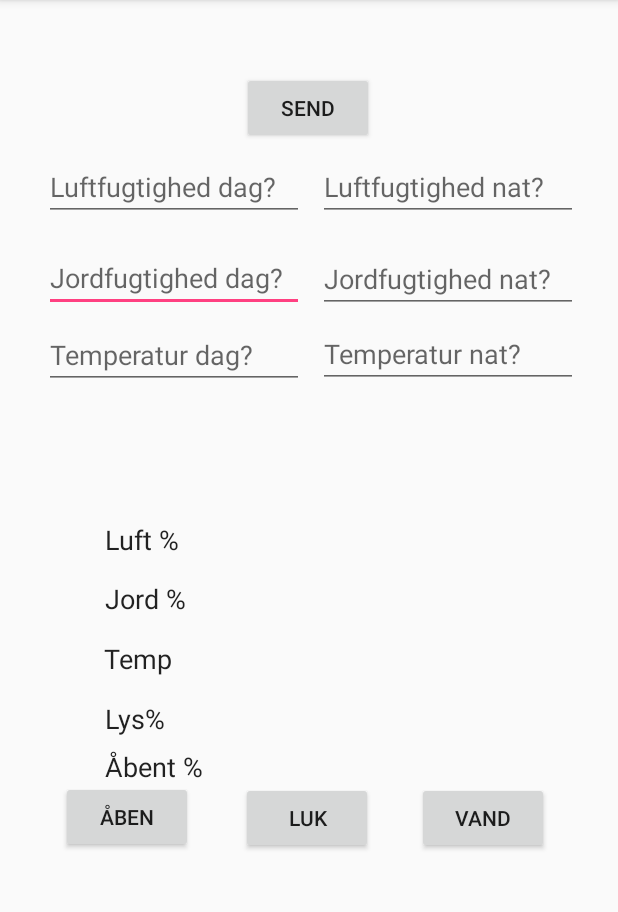
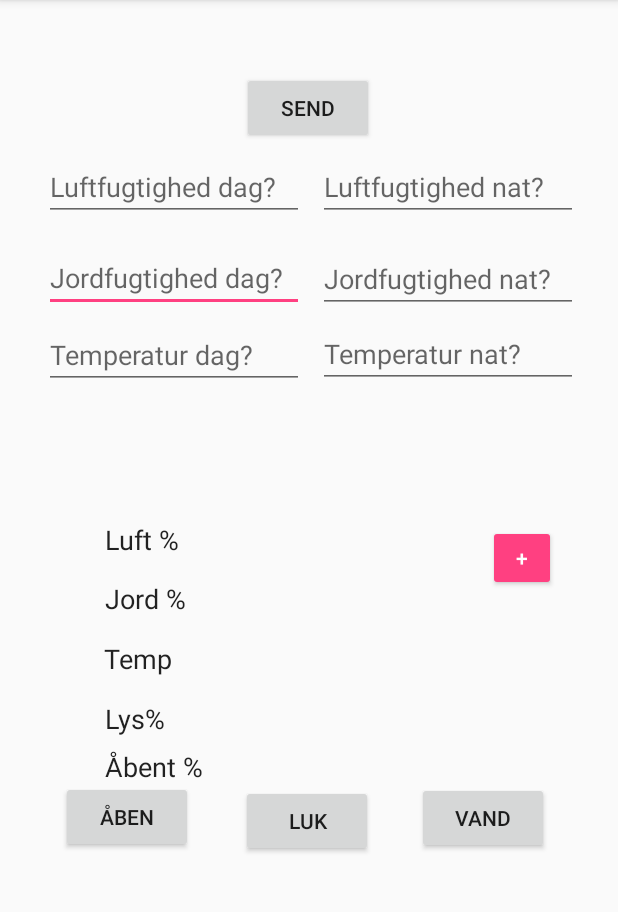
Before and after one commit to AndersHP/IoT-android-app, an Android app: the screen it shows after launch (MainActivity), on a phone screen of 412 x 824 dp, the part 84-996 px from its top. Run offline under Robolectric (Android 15) with nearby library versions, the phone set to English and light mode, and no system bars; libraries missing offline, so code that uses them is left out: io.particle.android; 4 statements that could not run were skipped.

Commit message:
added updae btn

```diff
--- a/app/src/main/java/com/example/anders/test/MainActivity.java
+++ b/app/src/main/java/com/example/anders/test/MainActivity.java
@@ -31,7 +31,7 @@ import io.particle.android.sdk.cloud.ParticleDevice.VariableType;
 
 public class MainActivity extends AppCompatActivity {
 
-    private Button buttonClose, buttonOpen, buttonSend, buttonWater;
+    private Button buttonClose, buttonOpen, buttonSend, buttonWater, buttonUpdate;
     private EditText fldAir, fldSoil, fldTemp, fldAirNight, fldSoilNight, fldTempNight, currentAirFld, currentSoilFld, currentTempFld, currentServoFld, currentLightFld;
 
     //private final String particleUsername = "Anders.ahp@gmail.com";
@@ -61,6 +61,7 @@ public class MainActivity extends AppCompatActivity {
         buttonOpen = (Button) findViewById(R.id.open);
         buttonSend = (Button) findViewById(R.id.send);
         buttonWater = (Button) findViewById(R.id.water);
+        buttonUpdate = (Button) findViewById(R.id.update);
 
         fldAir = (EditText) findViewById(R.id.humidityFld);
         fldSoil = (EditText) findViewById(R.id.waterFld);
@@ -95,6 +96,10 @@ public class MainActivity extends AppCompatActivity {
                 waterPlant();
             }
         });
+        buttonUpdate.setOnClickListener(new View.OnClickListener() {
+            public void onClick(View v) { getCurrentValues();
+            }
+        });
 
         // Login to cloud when starting the app
         ParticleCloudSDK.init(getApplicationContext());
@@ -125,7 +130,6 @@ public class MainActivity extends AppCompatActivity {
     }
 
     void waterPlant(){
-        getCurrentValues();
        // callFunctionOnDevice("waterSoil",null);
     }
 
--- a/app/src/main/res/layout/activity_main.xml
+++ b/app/src/main/res/layout/activity_main.xml
@@ -215,6 +215,22 @@
             app:layout_constraintVertical_bias="1.0" />
 
         <Button
+            android:id="@+id/update"
+            style="@style/Widget.AppCompat.Button.Colored"
+            android:layout_width="45dp"
+            android:layout_height="44dp"
+            android:layout_marginBottom="16dp"
+            android:layout_marginRight="8dp"
+            android:layout_marginTop="8dp"
+            android:text="+"
+            app:layout_constraintBottom_toBottomOf="parent"
+            app:layout_constraintRight_toRightOf="parent"
+            app:layout_constraintTop_toTopOf="parent"
+            app:layout_constraintVertical_bias="0.0"
+            app:layout_constraintLeft_toRightOf="@+id/currentAirFld"
+            android:layout_marginLeft="8dp" />
+
+        <Button
             android:id="@+id/close"
             android:layout_width="wrap_content"
             android:layout_height="wrap_content"
@@ -223,7 +239,7 @@
             android:layout_marginBottom="8dp"
             android:layout_marginTop="8dp"
             app:layout_constraintTop_toTopOf="parent"
-            app:layout_constraintVertical_bias="0.955"
+            app:layout_constraintVertical_bias="0.966"
             app:layout_constraintRight_toLeftOf="@+id/water"
             android:layout_marginRight="29dp" />
 
```
